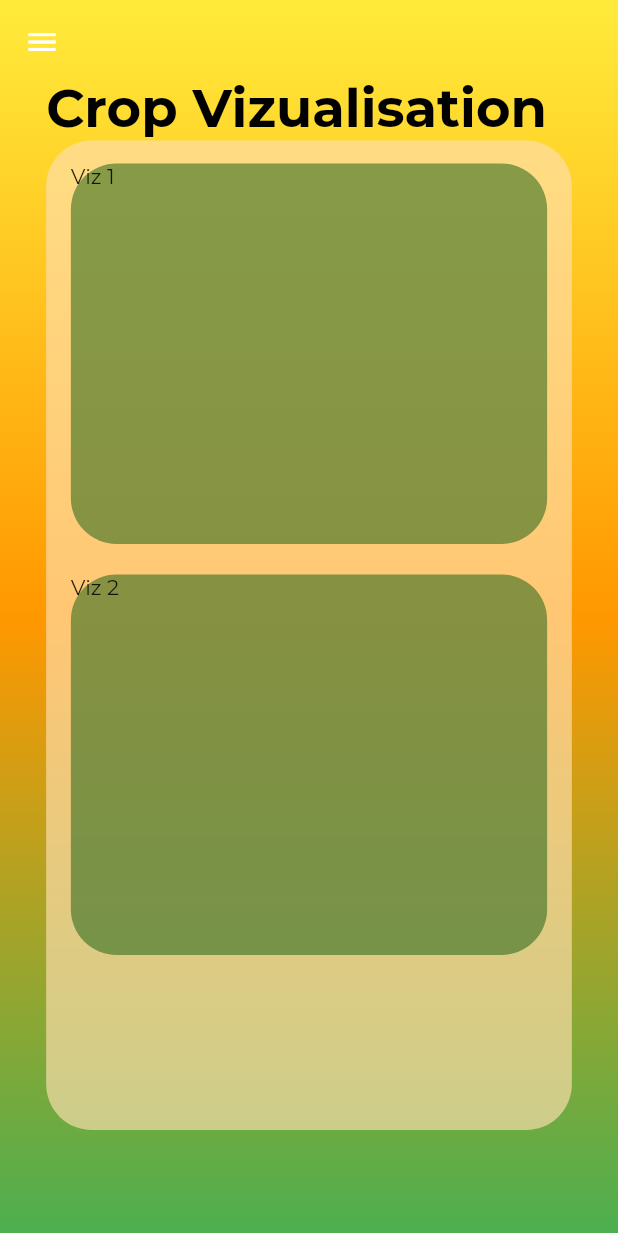
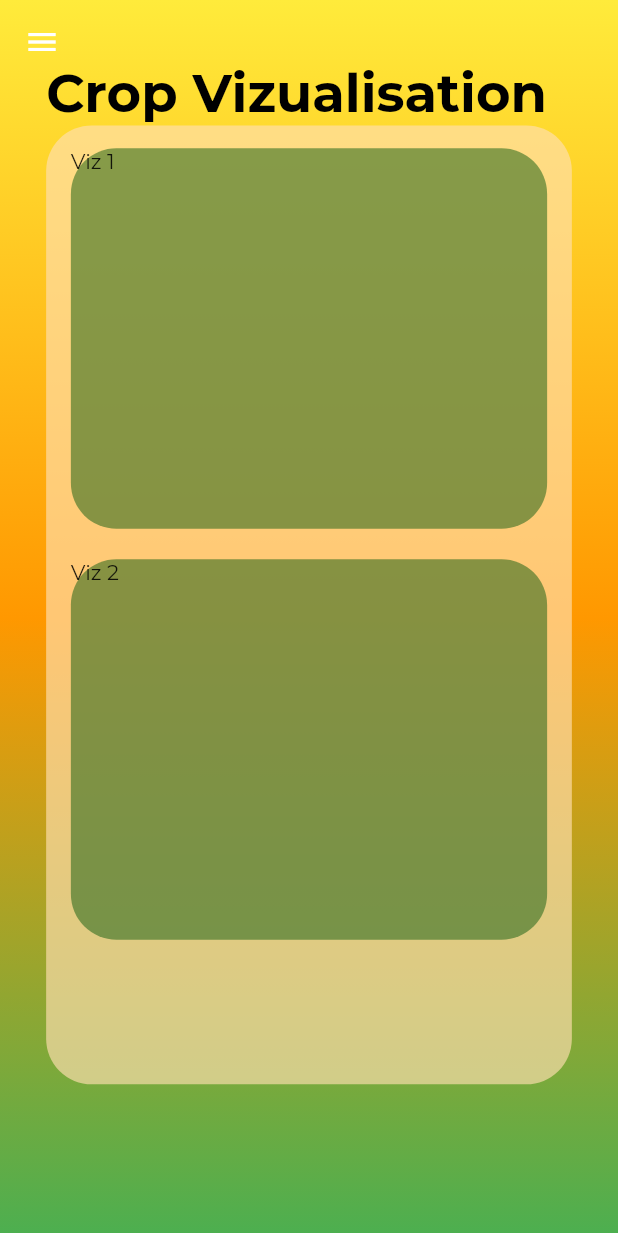
Before and after one commit to chirag-mittal-iiitdwd/Hal_Aur_Ham_V2, a Flutter app: the CropVizScreen screen opened by its route, on a phone screen of 412 x 824 dp. Shown: the top 1233 px of the screen. Run offline on Flutter 3.47's test engine with Material 2 defaults, Android fonts, the phone set to English and light mode, and no system bars; our stand-ins replace carousel_slider, flutter_screenutil, google_fonts, image_picker; missing offline and left inert: flutter_glow, tflite.

Commit message:
some more fixes

```diff
--- a/lib/Screens/Crop_Viz.dart
+++ b/lib/Screens/Crop_Viz.dart
@@ -35,7 +35,7 @@ class CropVizScreen extends StatelessWidget {
                   ),
                   Container(
                     margin: EdgeInsets.only(
-                      top: 50.h,
+                      top: 40.h,
                     ),
                     child: Column(
                       crossAxisAlignment: CrossAxisAlignment.start,
@@ -63,7 +63,7 @@ class CropVizScreen extends StatelessWidget {
                             vertical: 15.h,
                             horizontal: 15.w,
                           ),
-                          height: 650.h,
+                          height: 630.h,
                           child: Column(
                             children: [
                               Container(
--- a/lib/Screens/WeatherDetail.dart
+++ b/lib/Screens/WeatherDetail.dart
@@ -54,7 +54,7 @@ class TomorrowWeather extends StatelessWidget {
     return Padding(
       padding: EdgeInsets.symmetric(horizontal: 20.w),
       child: GlowContainer(
-        margin: EdgeInsets.only(top: 40.h),
+        margin: EdgeInsets.only(top: 25.h),
         color: Color(0xB0FFDFB0),
         borderRadius: BorderRadius.only(
           bottomLeft: Radius.circular(30.r),
```
